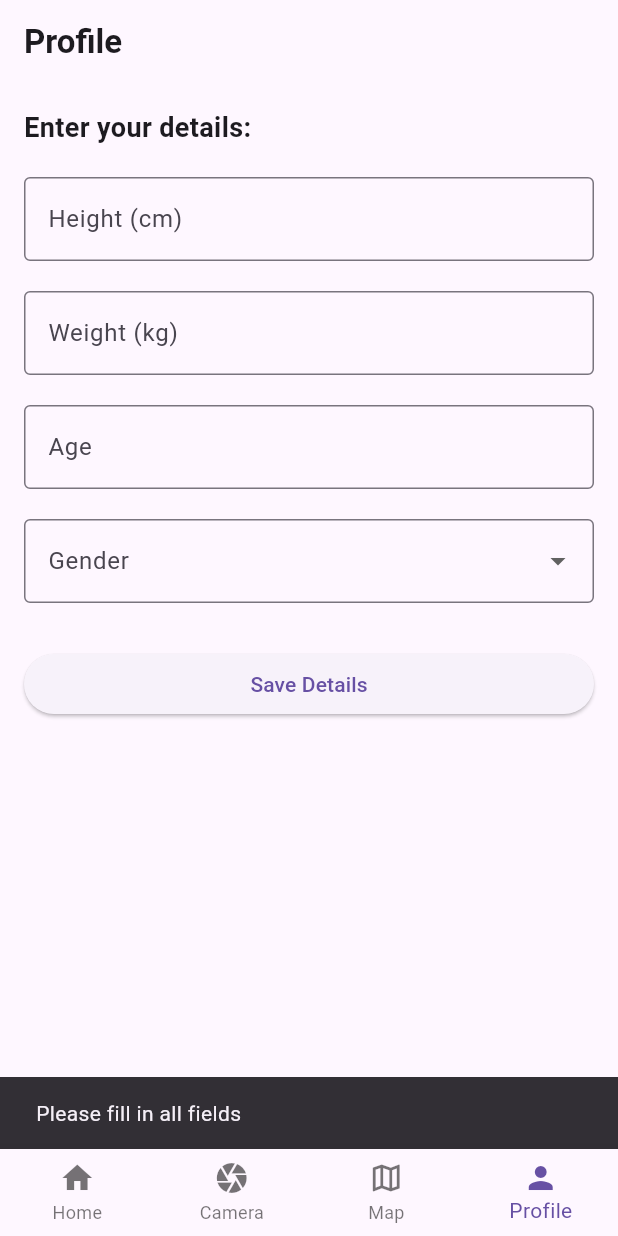
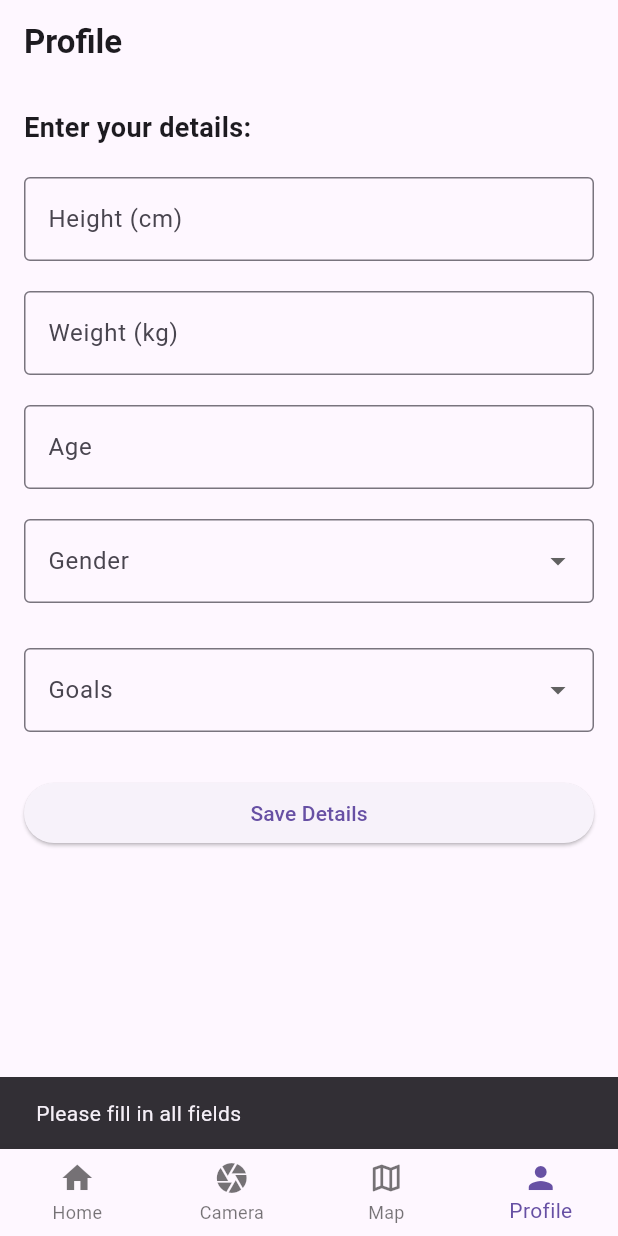
Before and after one commit to lufia0813/SnapEats, a Flutter app: the screen it shows after launch, item 4 of the bottom bar chosen, after a tap on "Save Details", on a phone screen of 412 x 824 dp. Run offline on Flutter 3.47's test engine with Material 3 defaults, Android fonts, the phone set to English and light mode, and no system bars.

Commit message:
Goals and Nutrition Calculation Implemented

```diff
--- a/snapeats/lib/homepage.dart
+++ b/snapeats/lib/homepage.dart
@@ -1,5 +1,3 @@
-// ignore_for_file: use_key_in_widget_constructors
-//Set up git for this project
 import 'package:flutter/material.dart';
 import 'package:provider/provider.dart';
 import 'user_profile.dart';
@@ -12,16 +10,29 @@ class HomePage extends StatelessWidget {
     // Calculate BMR (Basal Metabolic Rate) using the Mifflin-St Jeor equation.
     double bmr = 0;
     if (userProfile.gender == 'Male') {
-      bmr = 10 * (userProfile.weight ?? 70) + 6.25 * (userProfile.height ?? 175) - 5 * (userProfile.age ?? 25) + 5;
+      bmr = 10 * (userProfile.weight ?? 70) +
+          6.25 * (userProfile.height ?? 175) -
+          5 * (userProfile.age ?? 25) +
+          5;
     } else if (userProfile.gender == 'Female') {
-      bmr = 10 * (userProfile.weight ?? 70) + 6.25 * (userProfile.height ?? 175) - 5 * (userProfile.age ?? 25) - 161;
+      bmr = 10 * (userProfile.weight ?? 70) +
+          6.25 * (userProfile.height ?? 175) -
+          5 * (userProfile.age ?? 25) -
+          161;
     }
 
-    // Example static values for protein, carbs, and fat.
-    double protein = 50.0; // Can be updated dynamically if needed.
-    double carbs = 150.0; // Can be updated dynamically if needed.
-    double fat = 30.0; // Can be updated dynamically if needed.
-    double caloriesConsumed = bmr * 1.2; // Adjusted for sedentary activity level.
+    // Adjust calories based on the goal (Gain or Lose)
+    double calorieTarget = bmr * 1.2; // Sedentary activity level
+    if (userProfile.goals == 'Gain') {
+      calorieTarget *= 1.15; // 15% surplus
+    } else if (userProfile.goals == 'Lose') {
+      calorieTarget *= 0.85; // 15% deficit
+    }
+
+    // Calculate macronutrient targets (example distribution)
+    double protein = (calorieTarget * 0.3) / 4; // 30% of calories, 4 kcal per gram
+    double carbs = (calorieTarget * 0.5) / 4; // 50% of calories, 4 kcal per gram
+    double fat = (calorieTarget * 0.2) / 9; // 20% of calories, 9 kcal per gram
 
     return Scaffold(
       appBar: AppBar(
@@ -43,7 +54,7 @@ class HomePage extends StatelessWidget {
             ),
             const SizedBox(height: 8),
             Text(
-              'Here’s your nutrition summary for today:',
+              'Your goal is to ${userProfile.goals ?? 'maintain weight'}. Here’s your nutrition summary for today:',
               style: TextStyle(fontSize: 16, color: Colors.grey[700]),
             ),
             const SizedBox(height: 16),
@@ -59,22 +70,22 @@ class HomePage extends StatelessWidget {
                   crossAxisAlignment: CrossAxisAlignment.start,
                   children: [
                     Text(
-                      'Calories Consumed: ${caloriesConsumed.toStringAsFixed(0)} kcal',
+                      'Calories Target: ${calorieTarget.toStringAsFixed(0)} kcal',
                       style: const TextStyle(fontSize: 16),
                     ),
                     const SizedBox(height: 8),
                     Text(
-                      'Protein: ${protein}g',
+                      'Protein: ${protein.toStringAsFixed(1)}g',
                       style: const TextStyle(fontSize: 16),
                     ),
                     const SizedBox(height: 8),
                     Text(
-                      'Carbs: ${carbs}g',
+                      'Carbs: ${carbs.toStringAsFixed(1)}g',
                       style: const TextStyle(fontSize: 16),
                     ),
                     const SizedBox(height: 8),
                     Text(
-                      'Fat: ${fat}g',
+                      'Fat: ${fat.toStringAsFixed(1)}g',
                       style: const TextStyle(fontSize: 16),
                     ),
                   ],
--- a/snapeats/lib/profile_page.dart
+++ b/snapeats/lib/profile_page.dart
@@ -16,6 +16,7 @@ class _ProfilePageState extends State<ProfilePage> {
   final TextEditingController _weightController = TextEditingController();
   final TextEditingController _ageController = TextEditingController();
   String? _gender;
+  String? _goals;
 
   @override
   Widget build(BuildContext context) {
@@ -81,13 +82,32 @@ class _ProfilePageState extends State<ProfilePage> {
               ),
             ),
             const SizedBox(height: 30),
+            DropdownButtonFormField<String>(
+              value: _goals,
+              items: ["Gain Muscle", "Lose Fat"]
+                  .map((goals) => DropdownMenuItem<String>(
+                        value: goals,
+                        child: Text(goals),
+                      ))
+                  .toList(),
+              onChanged: (value) {
+                setState(() {
+                  _goals = value;
+                });
+              },
+              decoration: const InputDecoration(
+                labelText: "Goals",
+                border: OutlineInputBorder(),
+              ),
+            ),
+            const SizedBox(height: 30),
             ElevatedButton(
               onPressed: () {
                 double? height = double.tryParse(_heightController.text);
                 double? weight = double.tryParse(_weightController.text);
                 int? age = int.tryParse(_ageController.text);
 
-                if (height == null || weight == null || age == null || _gender == null) {
+                if (height == null || weight == null || age == null || _gender == null || _goals == null) {
                   ScaffoldMessenger.of(context).showSnackBar(
                     const SnackBar(content: Text("Please fill in all fields")),
                   );
@@ -95,7 +115,7 @@ class _ProfilePageState extends State<ProfilePage> {
                 }
 
                 // Save data to the global UserProfile instance
-                context.read<UserProfile>().updateProfile(height, weight, age, _gender!);
+                context.read<UserProfile>().updateProfile(height, weight, age, _gender!, _goals!,);
 
                 ScaffoldMessenger.of(context).showSnackBar(
                   const SnackBar(content: Text("Details Saved")),
@@ -107,6 +127,7 @@ class _ProfilePageState extends State<ProfilePage> {
                 _ageController.clear();
                 setState(() {
                   _gender = null;
+                  _goals = null;
                 });
               },
               child: const Text("Save Details"),
--- a/snapeats/lib/user_profile.dart
+++ b/snapeats/lib/user_profile.dart
@@ -6,13 +6,15 @@ class UserProfile with ChangeNotifier {
   double? weight;
   int? age;
   String? gender;
+  String? goals;
 
   // Update the user's profile data
-  void updateProfile(double h, double w, int a, String g) {
+  void updateProfile(double h, double w, int a, String g, String go) {
     height = h;
     weight = w;
     age = a;
     gender = g;
+    goals = go;
     notifyListeners(); // Notify listeners when data changes
   }
 }
```
